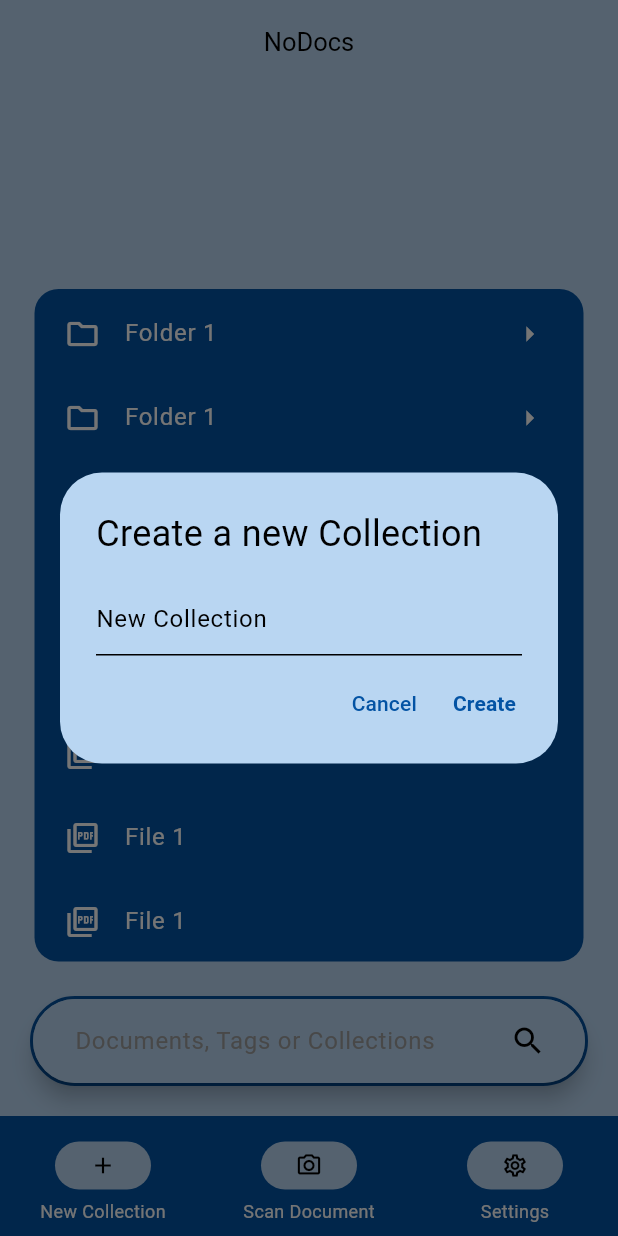
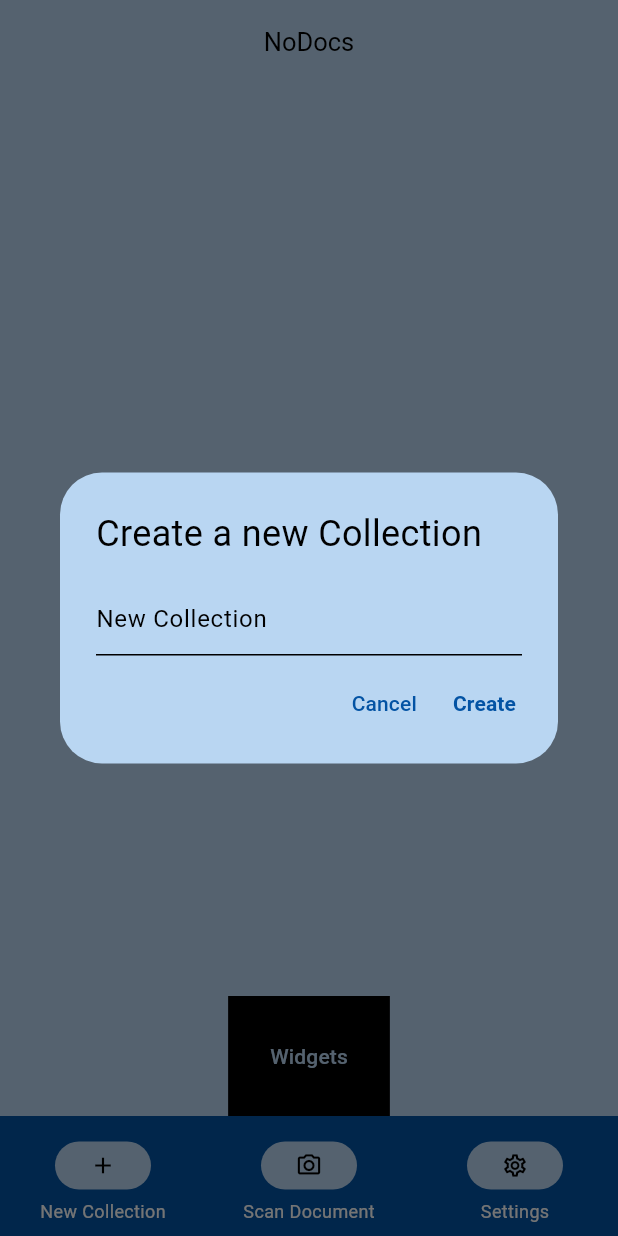
Before and after one commit to benediktscheffel/nodocs, a Flutter app: the screen it shows after launch, after a tap on the "add" icon, on a phone screen of 412 x 824 dp. Run offline on Flutter 3.47's test engine with Material 3 defaults, Android fonts, the phone set to English and light mode, and no system bars; our stand-ins replace carousel_slider; missing offline and left inert: syncfusion_flutter_pdfviewer.

Commit message:
moapp-01: add page for presenting widgets

```diff
--- a/lib/main.dart
+++ b/lib/main.dart
@@ -1,25 +1,23 @@
+import 'package:flutter/foundation.dart';
 import 'package:flutter/material.dart';
+import 'package:logging/logging.dart';
 import 'package:nodocs/feature_filesystem/widgets/collection_create_dialog.dart';
-import 'package:nodocs/feature_filesystem/widgets/collection_dropdown.dart';
-import 'package:nodocs/feature_filesystem/widgets/collection_dropdown_new.dart';
-import 'package:nodocs/feature_scan/widgets/scan_action_button.dart';
-import 'package:nodocs/feature_scan/widgets/scan_action_button_container.dart';
-import 'package:nodocs/feature_scan/widgets/scan_carousel.dart';
-import 'package:nodocs/feature_scan/widgets/scan_title_input.dart';
-import 'package:nodocs/feature_tags/widgets/tag_dropdown.dart';
-import 'package:nodocs/feature_tags/widgets/tag_dialog.dart';
-import 'package:nodocs/widgets/collection_container.dart';
-import 'package:nodocs/widgets/button_arrow.dart';
-import 'package:nodocs/widgets/button_switch.dart';
-import 'package:nodocs/widgets/collection_tile.dart';
-import 'package:nodocs/widgets/dropdown_with_label.dart';
+import 'package:nodocs/feature_presentation/pages/widgets_page.dart';
 import 'package:nodocs/widgets/navigation_box.dart';
 import 'package:nodocs/widgets/navigation_button.dart';
-import 'package:nodocs/widgets/search_bar.dart';
-import 'package:nodocs/widgets/title_with_button.dart';
 
 void main() {
+  _setupLogging();
   runApp(const MyApp());
+}
+
+void _setupLogging() {
+  Logger.root.level = Level.ALL;
+  Logger.root.onRecord.listen((final LogRecord record) {
+    if (kDebugMode) {
+      print('${record.level.name}: ${record.time}: ${record.message}');
+    }
+  });
 }
 
 class MyApp extends StatelessWidget {
@@ -27,7 +25,7 @@ class MyApp extends StatelessWidget {
 
   // This widget is the root of your application.
   @override
-  Widget build(BuildContext context) {
+  Widget build(final BuildContext context) {
     const bool darkMode = false;
     return MaterialApp(
       title: 'Flutter Demo',
@@ -47,7 +45,8 @@ class MyApp extends StatelessWidget {
         //
         // This works for code too, not just values: Most code changes can be
         // tested with just a hot reload.
-        colorScheme: darkMode ? const ColorScheme(
+        colorScheme: darkMode
+            ? const ColorScheme(
                 brightness: Brightness.dark,
                 primary: Color(0xFF111122),
                 onPrimary: Colors.white,
@@ -64,7 +63,8 @@ class MyApp extends StatelessWidget {
                 onTertiaryContainer: Colors.black,
                 tertiaryFixed: Color(0xFFECE7E7),
                 onTertiaryFixed: Color(0xFFCAC4D0),
-        ) : const ColorScheme(
+              )
+            : const ColorScheme(
                 brightness: Brightness.light,
                 primary: Color(0xFFB9D6F2),
                 onPrimary: Colors.black,
@@ -96,15 +96,6 @@ class MyApp extends StatelessWidget {
 class MyHomePage extends StatefulWidget {
   const MyHomePage({super.key, required this.title});
 
-  // This widget is the home page of your application. It is stateful, meaning
-  // that it has a State object (defined below) that contains fields that affect
-  // how it looks.
-
-  // This class is the configuration for the state. It holds the values (in this
-  // case the title) provided by the parent (in this case the App widget) and
-  // used by the build method of the State. Fields in a Widget subclass are
-  // always marked "final".
-
   final String title;
 
   @override
@@ -112,46 +103,18 @@ class MyHomePage extends StatefulWidget {
 }
 
 class _MyHomePageState extends State<MyHomePage> {
-
   @override
-  Widget build(BuildContext context) {
+  Widget build(final BuildContext context) {
     final ThemeData theme = Theme.of(context);
-    // This method is rerun every time setState is called, for instance as done
-    // by the _incrementCounter method above.
-    //
-    // The Flutter framework has been optimized to make rerunning build methods
-    // fast, so that you can just rebuild anything that needs updating rather
-    // than having to individually change instances of widgets.
     return Scaffold(
       appBar: AppBar(
-        // TRY THIS: Try changing the color here to a specific color (to
-        // Colors.amber, perhaps?) and trigger a hot reload to see the AppBar
-        // change color while the other colors stay the same.
         backgroundColor: theme.colorScheme.primary,
-        // Here we take the value from the MyHomePage object that was created by
-        // the App.build method, and use it to set our appbar title.
-        title: Text(widget.title, style: TextStyle(color: theme.colorScheme.onPrimary, fontSize: 17)),
-        // title: const ScanTitleInput(),
-        // title: TitleWithButton(title: 'Crop Scan', icon: Icons.home_outlined, onButtonClick: () {}),
+        title: Text(widget.title,
+            style: TextStyle(color: theme.colorScheme.onPrimary, fontSize: 17)),
         centerTitle: true,
       ),
       body: Center(
-        // Center is a layout widget. It takes a single child and positions it
-        // in the middle of the parent.
         child: Column(
-          // Column is also a layout widget. It takes a list of children and
-          // arranges them vertically. By default, it sizes itself to fit its
-          // children horizontally, and tries to be as tall as its parent.
-          //
-          // Column has various properties to control how it sizes itself and
-          // how it positions its children. Here we use mainAxisAlignment to
-          // center the children vertically; the main axis here is the vertical
-          // axis because Columns are vertical (the cross axis would be
-          // horizontal).
-          //
-          // TRY THIS: Invoke "debug painting" (choose the "Toggle Debug Paint"
-          // action in the IDE, or press "p" in the console), to see the
-          // wireframe for each widget.
           mainAxisAlignment: MainAxisAlignment.end,
           children: <Widget>[
             /*const Padding(
@@ -178,7 +141,7 @@ class _MyHomePageState extends State<MyHomePage> {
               padding: EdgeInsets.all(16),
               child: CollectionDropdown(),
             ),*/
-            CollectionContainer(collectionItems: <CollectionTile>[
+/*            CollectionContainer(collectionItems: <CollectionTile>[
                 CollectionTile(title: 'Folder 1', onPressed: () {},leading: Icons.folder_outlined, trailing: ArrowButton(onPressed: () {})),
                 CollectionTile(title: 'Folder 1', onPressed: () {},leading: Icons.folder_outlined, trailing: ArrowButton(onPressed: () {})),
                 CollectionTile(title: 'Folder 1', onPressed: () {},leading: Icons.folder_outlined, trailing: ArrowButton(onPressed: () {})),
@@ -187,10 +150,37 @@ class _MyHomePageState extends State<MyHomePage> {
                 CollectionTile(title: 'File 1', onPressed: () {}, leading: Icons.picture_as_pdf_outlined),
                 CollectionTile(title: 'File 1', onPressed: () {}, leading: Icons.picture_as_pdf_outlined),
                 CollectionTile(title: 'File 1', onPressed: () {}, leading: Icons.picture_as_pdf_outlined),
-                CollectionTile(title: 'DarkMode', onPressed: () {}, leading: Icons.dark_mode_outlined, trailing: SwitchButton(onChanged: (final bool value) {}),),
+                // CollectionTile(title: 'DarkMode', onPressed: () {}, leading: Icons.dark_mode_outlined, trailing: SwitchButton(onChanged: (final bool value) {}),),
               ]
+            ),*/
+            // navigate to new Page with
+            Row(
+              mainAxisAlignment: MainAxisAlignment.center,
+              crossAxisAlignment: CrossAxisAlignment.center,
+              children: <Widget>[
+                Column(
+                    mainAxisAlignment: MainAxisAlignment.center,
+                    crossAxisAlignment: CrossAxisAlignment.center,
+                    children: <Widget>[
+                      Container(
+                        color: theme.colorScheme.onPrimary,
+                        padding: const EdgeInsets.all(16),
+                        child: TextButton(
+                            onPressed: () {
+                              Navigator.push(
+                                  context,
+                                  MaterialPageRoute<dynamic>(
+                                      builder: (final BuildContext context) =>
+                                          const WidgetsPage()));
+                            },
+                            child: const Text('Widgets')),
                       ),
-            const SearchBox(),
+                    ])
+              ],
+            ),
+
+            // PDFViewer(path: 'Immatrikulationsbescheinigung-1.pdf'),
+            // const SearchBox(),
             /*NavigationBox(buttons: [
               NavigationButton(buttonText: 'Edit Tags', buttonIcon: Icons.edit_outlined, onPressed: () => showDialog<String>(context: context, builder: (BuildContext context) => const TagDialog())),
               NavigationButton(buttonText: 'Home', buttonIcon: Icons.home_outlined, onPressed: () {}),
@@ -203,14 +193,26 @@ class _MyHomePageState extends State<MyHomePage> {
               ScanActionButton(buttonText: 'Crop Again', buttonIcon: Icons.crop_free_outlined, onPressed: () {}),
               ScanActionButton(buttonText: 'Retake', buttonIcon: Icons.camera_alt_outlined, onPressed: () {}),
             ]),*/
-            NavigationBox(buttons: <Widget>[
-              NavigationButton(buttonText: 'New Collection', buttonIcon: Icons.add_outlined, onPressed: () => showDialog<String>(context: context, builder: (final BuildContext context) => const CollectionCreateDialog())),
-              NavigationButton(buttonText: 'Scan Document', buttonIcon: Icons.camera_alt_outlined, onPressed: () {}),
-              NavigationButton(buttonText: 'Settings', buttonIcon: Icons.settings_outlined, onPressed: () {}),
-            ]),
           ],
         ),
       ),
+      bottomNavigationBar: NavigationBox(buttons: <Widget>[
+        NavigationButton(
+            buttonText: 'New Collection',
+            buttonIcon: Icons.add_outlined,
+            onPressed: () => showDialog<String>(
+                context: context,
+                builder: (final BuildContext context) =>
+                    const CollectionCreateDialog())),
+        NavigationButton(
+            buttonText: 'Scan Document',
+            buttonIcon: Icons.camera_alt_outlined,
+            onPressed: () {}),
+        NavigationButton(
+            buttonText: 'Settings',
+            buttonIcon: Icons.settings_outlined,
+            onPressed: () {}),
+      ]),
     );
   }
 }
--- a/pubspec.yaml
+++ b/pubspec.yaml
@@ -36,6 +36,9 @@ dependencies:
   # Use with the CupertinoIcons class for iOS style icons.
   cupertino_icons: ^1.0.6
   carousel_slider: ^4.2.1
+  syncfusion_flutter_pdfviewer: ^25.2.6
+  syncfusion_flutter_pdf: ^25.2.6
+  path: ^1.8.0
 
 dev_dependencies:
   flutter_test:
@@ -46,7 +49,7 @@ dev_dependencies:
   # activated in the `analysis_options.yaml` file located at the root of your
   # package. See that file for information about deactivating specific lint
   # rules and activating additional ones.
-  flutter_lints: ^3.0.0
+  flutter_lints: ^4.0.0
 
 # For information on the generic Dart part of this file, see the
 # following page: https://dart.dev/tools/pub/pubspec
```
Also changed, not shown: lib/feature_pdfviewer/widgets/pdf_viewer.dart (+34 -19 lines), lib/feature_presentation/pages/widgets_page.dart (added, +113 -0 lines), lib/widgets/search_bar.dart (+6 -5 lines). Lines whose indentation alone changed are shown as unchanged.
